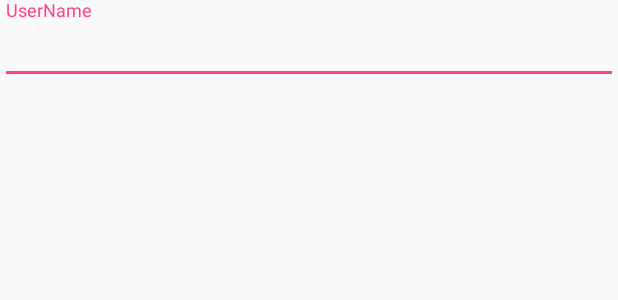
After one commit to ColdProgrammer/TheScheduler, an Android app: the layout activity_sign_up.xml on its own in the app's theme, with its tools: preview values and no code run, on a phone screen of 412 x 824 dp. The commit adds this screen. Shown: the top 300 px of the screen. Run offline under Robolectric (Android 15) with nearby library versions, the phone set to English and light mode, and no system bars.

Commit message:
This commit includes using TextInputLayout and adding maven repository

```diff
--- a/app/src/main/AndroidManifest.xml
+++ b/app/src/main/AndroidManifest.xml
@@ -16,6 +16,7 @@
                 <category android:name="android.intent.category.LAUNCHER" />
             </intent-filter>
         </activity>
+        <activity android:name=".SignUpActivity"></activity>
     </application>
 
 </manifest>
--- a/app/src/main/java/com/cs442/srajan/thescheduler/MainMenuActivity.java
+++ b/app/src/main/java/com/cs442/srajan/thescheduler/MainMenuActivity.java
@@ -1,7 +1,10 @@
 package com.cs442.srajan.thescheduler;
 
+import android.content.Intent;
 import android.support.v7.app.AppCompatActivity;
 import android.os.Bundle;
+import android.view.View;
+import android.widget.Button;
 
 public class MainMenuActivity extends AppCompatActivity {
 
@@ -9,5 +12,7 @@ public class MainMenuActivity extends AppCompatActivity {
     protected void onCreate(Bundle savedInstanceState) {
         super.onCreate(savedInstanceState);
         setContentView(R.layout.activity_main_menu);
+
     }
+
 }
--- a/app/src/main/java/com/cs442/srajan/thescheduler/LoginActivity.java
+++ b/app/src/main/java/com/cs442/srajan/thescheduler/SignUpActivity.java
@@ -3,11 +3,11 @@ package com.cs442.srajan.thescheduler;
 import android.support.v7.app.AppCompatActivity;
 import android.os.Bundle;
 
-public class MainActivity extends AppCompatActivity {
+public class SignUpActivity extends AppCompatActivity {
 
     @Override
     protected void onCreate(Bundle savedInstanceState) {
         super.onCreate(savedInstanceState);
-        setContentView(R.layout.activity_main);
+        setContentView(R.layout.activity_sign_up);
     }
 }
--- /dev/null
+++ b/app/src/main/res/layout/activity_sign_up.xml
@@ -0,0 +1,19 @@
+<?xml version="1.0" encoding="utf-8"?>
+<LinearLayout
+    xmlns:android="http://schemas.android.com/apk/res/android"
+    xmlns:app="http://schemas.android.com/apk/res-auto"
+    xmlns:tools="http://schemas.android.com/tools"
+    android:layout_width="match_parent"
+    android:layout_height="match_parent"
+    android:orientation="vertical"
+    tools:context="com.cs442.srajan.thescheduler.SignUpActivity">
+
+    <android.support.design.widget.TextInputLayout
+        android:layout_width="match_parent"
+        android:layout_height="wrap_content">
+        <android.support.design.widget.TextInputEditText
+            android:layout_width="match_parent"
+            android:layout_height="wrap_content"
+            android:hint="UserName"/>
+    </android.support.design.widget.TextInputLayout>
+</LinearLayout>
--- a/build.gradle
+++ b/build.gradle
@@ -5,7 +5,7 @@ buildscript {
         jcenter()
     }
     dependencies {
-        classpath 'com.android.tools.build:gradle:2.3.3'
+        classpath 'com.android.tools.build:gradle:3.0.0'
 
         // NOTE: Do not place your application dependencies here; they belong
         // in the individual module build.gradle files
@@ -15,6 +15,9 @@ buildscript {
 allprojects {
     repositories {
         jcenter()
+        maven {
+            url 'https:/maven.google.com'
+        }
     }
 }
 
```
Also changed, not shown: app/build.gradle (+3 -6 lines), app/src/main/java/com/cs442/srajan/thescheduler/MainActivity.java (added, +25 -0 lines), app/src/main/res/layout/activity_main_menu.xml (+9 -2 lines), gradle/wrapper/gradle-wrapper.properties, 2 other files.
